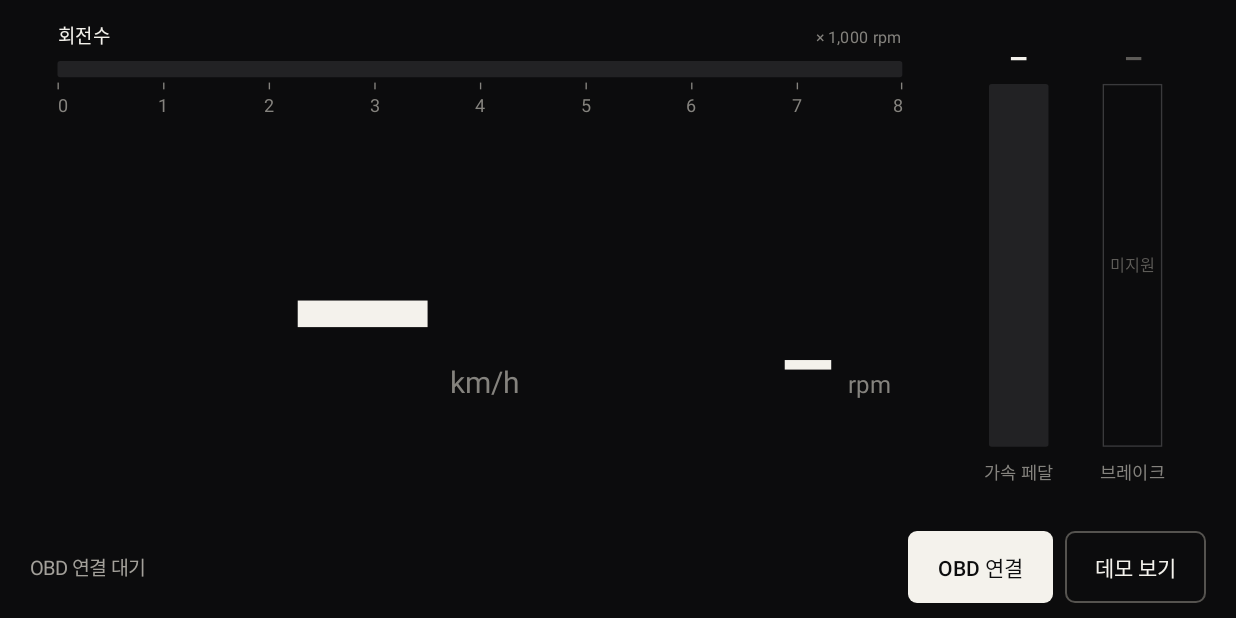
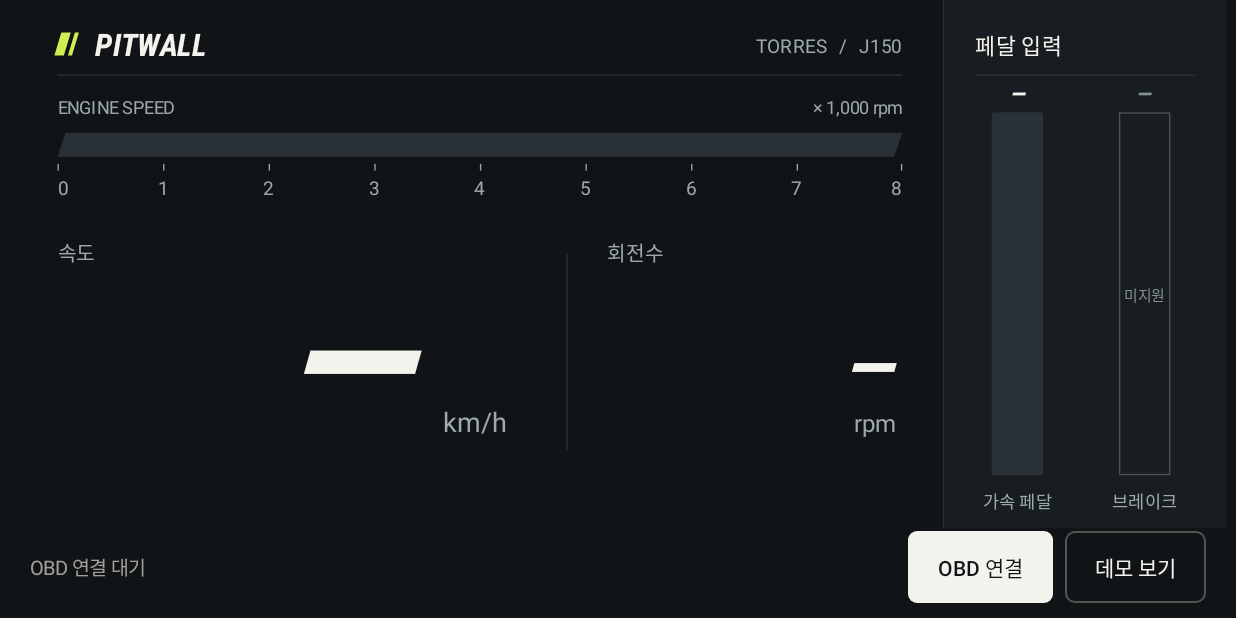
Before and after one commit to foseja8553/andauto, an Android app: the screen it shows after launch (MainActivity), on a phone screen of 824 x 412 dp (held sideways). Run offline under Robolectric (Android 15) with nearby library versions, the phone set to English and light mode, and no system bars; 1 statement that could not run was skipped.

Commit message:
Style the instrument display with a racing tachometer and pedal panel

```diff
--- a/app/build.gradle
+++ b/app/build.gradle
@@ -7,8 +7,8 @@ android {
         applicationId 'com.torquescope'
         minSdk 23
         targetSdk 35
-        versionCode 8
-        versionName '0.8'
+        versionCode 9
+        versionName '0.9'
         ndk { abiFilters 'arm64-v8a' }
     }
     sourceSets.main.jniLibs.srcDir layout.buildDirectory.dir('generated/rustJni')
--- a/app/src/main/java/com/torquescope/MainActivity.java
+++ b/app/src/main/java/com/torquescope/MainActivity.java
@@ -29,7 +29,7 @@ public class MainActivity extends Activity {
   private TextView state;
   private Button simulate;
   private long demoStart;
-  private static final int BG=0xff0c0c0d, INK=0xfff4f2ec, DIM=0xff85837e, FAINT=0xff5e5c58, TRACK=0xff222224, AMBER=0xfff2a900, GREEN=0xff35c26b;
+  private static final int BG=0xff101416, INK=0xfff4f2ec, DIM=0xff9caaa9, FAINT=0xff85928f, TRACK=0xff293136, LIME=0xffd0ed54, GREEN=0xff6ed6aa;
   private static final UUID SPP=UUID.fromString("00001101-0000-1000-8000-00805F9B34FB");
 
   @Override public void onCreate(Bundle saved) {
@@ -175,7 +175,7 @@ public class MainActivity extends Activity {
   class Dashboard extends View {
     final Paint p=new Paint(Paint.ANTI_ALIAS_FLAG);
     final Typeface regular=Typeface.create("sans-serif",Typeface.NORMAL);
-    final Typeface digits=Typeface.create("sans-serif-condensed",Typeface.BOLD);
+    final Typeface digits=Typeface.create("sans-serif-condensed",Typeface.BOLD_ITALIC);
     Canvas c;
     Dashboard() { super(MainActivity.this); }
     float text(String s,float x,float y,float size,int color,boolean bold,Paint.Align align) {
@@ -258,33 +258,47 @@ public class MainActivity extends Activity {
       float pedalTarget=pedal<0?-1:268*Math.min(100,pedal)/100f;
       rpmWidth=approach(rpmWidth,rpmTarget,weight);
       pedalHeight=approach(pedalHeight,pedalTarget,weight);
-      text("회전수",36,32,14,INK,false,L);
-      text("× 1,000 rpm",660,32,12,DIM,false,R);
-      bar(36,45,624,12,TRACK);
-      bar(36,45,rpmWidth,12,AMBER);
+      rect(690,0,210,390,0xff171d20);
+      rect(690,0,1,390,TRACK);
+      c.save(); c.skew(-0.30f,0);
+      rect(46,24,7,17,LIME); rect(56,24,3,17,LIME);
+      c.restore();
+      text("PITWALL",64,41,23,INK,true,L);
+      text("TORRES   /   J150",660,39,14,DIM,false,R);
+      rect(36,55,624,1,TRACK);
+      text("ENGINE SPEED",36,84,13,DIM,false,L);
+      text("× 1,000 rpm",660,84,13,DIM,false,R);
+
+      c.save(); c.translate(42,98); c.skew(-0.34f,0);
+      rect(0,0,618,18,TRACK);
+      if(rpmWidth>0) rect(0,0,rpmWidth*618/624,18,LIME);
+      c.restore();
       for(int i=0;i<=8;i++) {
         float x=36+624*i/8f;
-        rect(Math.min(x,659),61,1,5,DIM);
-        text(String.valueOf(i),x,83,13,DIM,false,i==0?L:i==8?R:C);
+        rect(Math.min(659,x),121,1,5,DIM);
+        text(String.valueOf(i),x,144,14,DIM,false,i==0?L:i==8?R:C);
       }
 
-      // 속도와 회전수
-      boolean moving=speedText.draw(speed,314,290,168,96,now);
-      text("km/h",326,290,22,DIM,false,L);
-      moving |= rpmText.draw(rpm,610,290,60,35,now);
-      text("rpm",620,290,18,DIM,false,L);
+      text("속도",36,193,15,DIM,false,L);
+      boolean moving=speedText.draw(speed,305,319,148,86,now);
+      text("km/h",321,319,20,DIM,false,L);
+      rect(412,187,1,146,TRACK);
+      text("회전수",442,193,15,DIM,false,L);
+      moving |= rpmText.draw(rpm,656,291,56,33,now);
+      text("rpm",656,319,18,DIM,false,R);
 
-      // 페달
-      bar(724,62,44,268,TRACK);
-      bar(724,330-pedalHeight,44,pedalHeight,GREEN);
-      moving |= pedalText.draw(pedal,752,50,20,12,now);
-      if(pedal>=0) text("%",754,50,16,DIM,false,L);
-      text(pedalLabel,746,354,13,DIM,false,C);
-
-      p.setStyle(Paint.Style.STROKE); p.setStrokeWidth(1); p.setColor(0xff3a3a3c); c.drawRect(808.5f,62.5f,851.5f,329.5f,p);
-      text("미지원",830,200,12,FAINT,false,C);
-      text("—",830,50,20,FAINT,true,C);
-      text("브레이크",830,354,13,DIM,false,C);
+      text("페달 입력",714,40,16,INK,false,L);
+      rect(714,55,162,1,TRACK);
+      bar(726,83,38,268,TRACK);
+      bar(726,351-pedalHeight,38,pedalHeight,GREEN);
+      moving |= pedalText.draw(pedal,751,75,17,10,now);
+      if(pedal>=0) text("%",754,75,13,DIM,false,L);
+      text(pedalLabel,745,375,13,DIM,false,C);
+      p.setStyle(Paint.Style.STROKE); p.setStrokeWidth(1); p.setColor(0xff495456);
+      c.drawRect(820.5f,83.5f,857.5f,350.5f,p);
+      text("미지원",839,222,11,FAINT,false,C);
+      text("—",839,75,17,FAINT,true,C);
+      text("브레이크",839,375,13,DIM,false,C);
       c.restore();
       if(moving || rpmWidth!=rpmTarget || pedalHeight!=pedalTarget) postInvalidateOnAnimation();
     }
```
Also changed, not shown: 5 other files.
